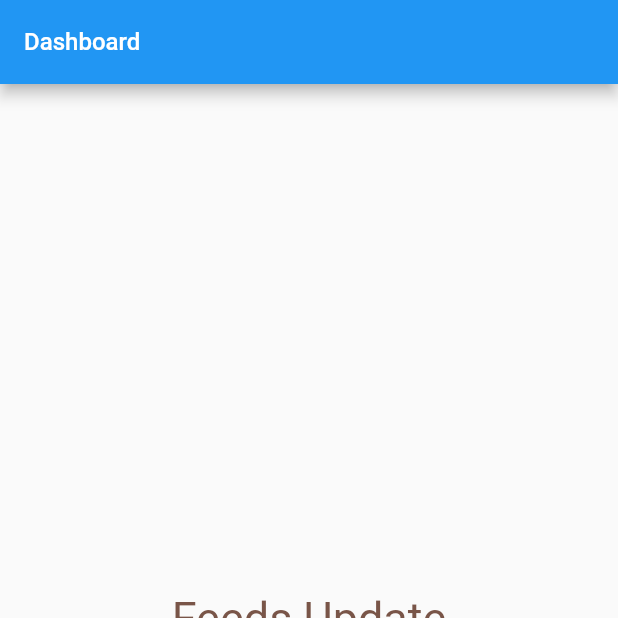
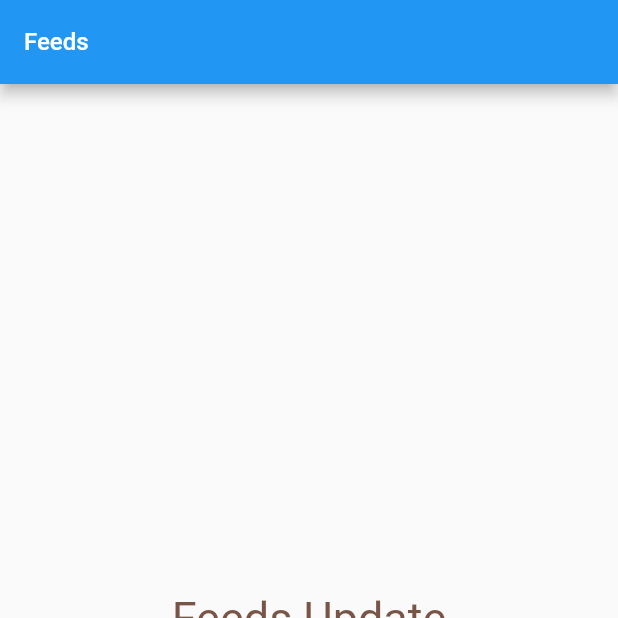
Before and after one commit to sreeharikv112/FlutterPlatformSpecificApp, a Flutter app: the DashboardScreen screen opened directly, item 2 of the bottom bar chosen, on a phone screen of 412 x 824 dp, the top half of it. Run offline on Flutter 3.47's test engine with Material 2 defaults, Android fonts, the phone set to English and light mode, and no system bars; drawn by our look-alikes of flutter_platform_widgets.

Commit message:
bottom tabs completed

```diff
--- a/lib/ui/dashboard.dart
+++ b/lib/ui/dashboard.dart
@@ -17,11 +17,12 @@ class DashboardScreen extends StatefulWidget{
 
 class DashboardScreenState extends State<DashboardScreen>{
   int _tabSelectedIndex = 0;
+  String title = "Dashboard";
   @override
   Widget build(BuildContext context) {
     return PlatformScaffold(
       appBar: PlatformAppBar(
-        title: Text("Dashboard", style: ColorUtils.toolbarTextStyle,),
+        title: Text(title, style: ColorUtils.toolbarTextStyle,),
         ios: (_)=> CupertinoNavigationBarData(
           transitionBetweenRoutes: false,
         ),
@@ -34,6 +35,7 @@ class DashboardScreenState extends State<DashboardScreen>{
           itemChanged: (index) {
             setState(() {
               _tabSelectedIndex = index;
+              title = getScreenTitle(index);
             });
           },
         backgroundColor: Colors.blueGrey,
@@ -58,6 +60,7 @@ class DashboardScreenState extends State<DashboardScreen>{
     );
   }
 
+  ////Return corresponding screen per index
   Widget getTabScreen(int tabIndex) {
     switch (tabIndex) {
       case 1:
@@ -69,4 +72,14 @@ class DashboardScreenState extends State<DashboardScreen>{
     }
   }
 
+  String getScreenTitle(int tabIndex){
+    switch (tabIndex) {
+      case 1:
+        return "Feeds";
+      case 2:
+        return "Settings";
+      default:
+        return "Dashboard";
+    }
+  }
 }
--- a/lib/ui/screen_tab_three.dart
+++ b/lib/ui/screen_tab_three.dart
@@ -1,5 +1,6 @@
 import 'package:flutter/material.dart';
 import 'package:flutter/widgets.dart';
+import 'package:flutter_platform_specific_app/utils/color_utils.dart' as ColorUtils;
 
 class ScreenTabThree extends StatelessWidget {
   @override
--- a/lib/ui/screen_tab_two.dart
+++ b/lib/ui/screen_tab_two.dart
@@ -1,6 +1,7 @@
 
 import 'package:flutter/material.dart';
 import 'package:flutter/widgets.dart';
+import 'package:flutter_platform_specific_app/utils/color_utils.dart' as ColorUtils;
 
 class ScreenTabTwo extends StatelessWidget {
   @override
```
